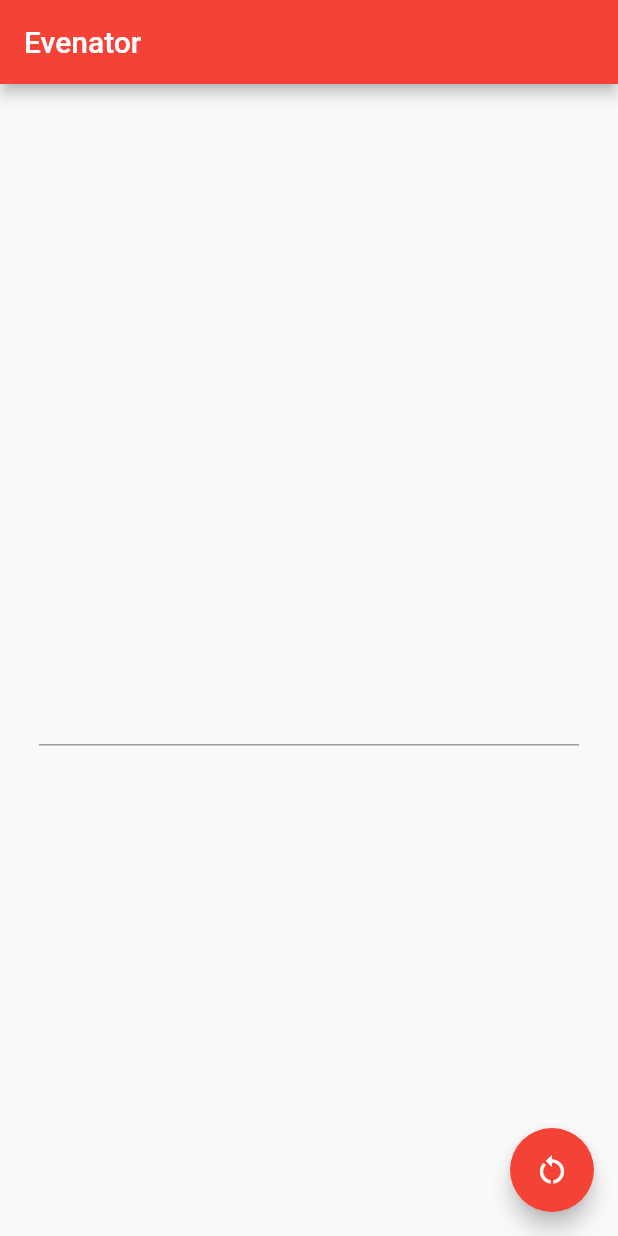
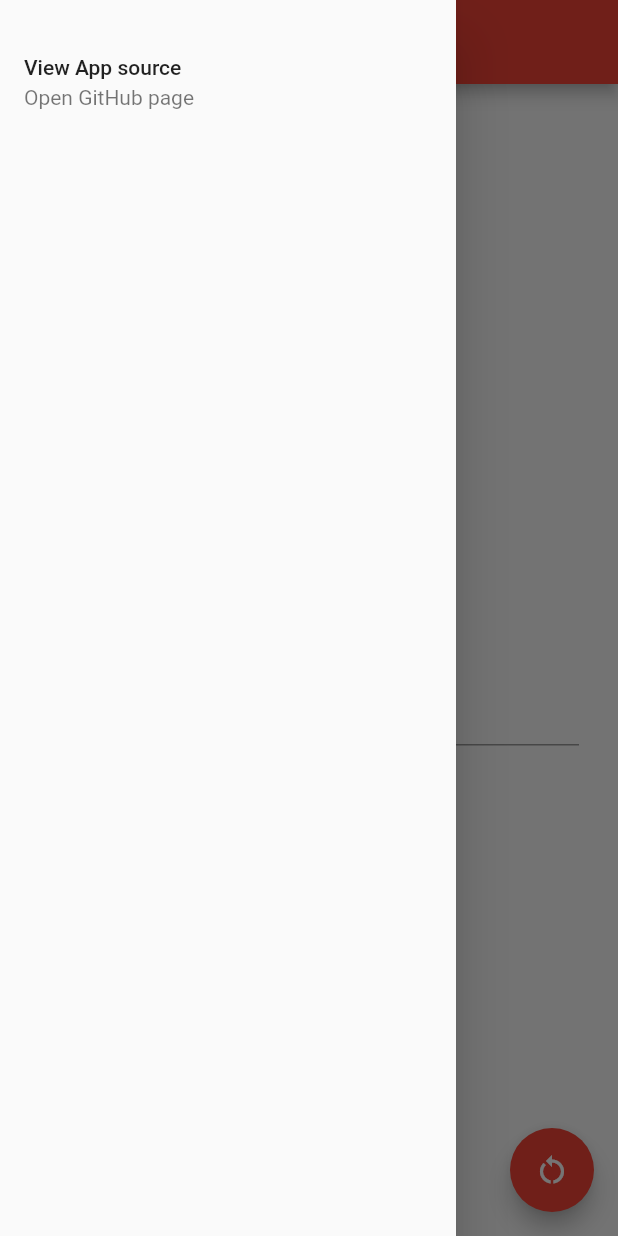
Before and after one commit to Tahaan/careful_even_checker, a Flutter app: the screen it shows after launch, with the side drawer open (before the commit the screen has no drawer), on a phone screen of 412 x 824 dp. Run offline on Flutter 3.47's test engine with Material 2 defaults, Android fonts, the phone set to English and light mode, and no system bars.

Commit message:
Added a menu with option to view source

```diff
--- a/lib/main.dart
+++ b/lib/main.dart
@@ -1,6 +1,7 @@
 import 'dart:async';
 
 import 'package:evenator/core/checker.dart';
+import 'package:evenator/widgets.dart';
 import 'package:flutter/material.dart';
 
 void main() {
@@ -61,6 +62,7 @@ class _MyHomePageState extends State<MyHomePage> with WidgetsBindingObserver {
       appBar: AppBar(
         title: Text('Evenator'),
       ),
+      drawer: MainMenu(),
       body: Center(
         child: Stack(
           children: [
--- /dev/null
+++ b/lib/widgets.dart
@@ -0,0 +1,32 @@
+import 'package:flutter/material.dart';
+import 'package:url_launcher/url_launcher.dart';
+
+const String GITHUB_URL = '';
+
+class MainMenu extends StatelessWidget {
+  @override
+  Widget build(BuildContext context) {
+    return SafeArea(
+      child: Drawer(
+        child: SingleChildScrollView(
+          child: Padding(
+            padding: const EdgeInsets.symmetric(vertical: 18.0),
+            child: Column(
+              children: [
+                ListTile(
+                  onTap: goToGithub,
+                  title: Text('View App source'),
+                  subtitle: Text('Open GitHub page'),
+                )
+              ],
+            ),
+          ),
+        ),
+      ),
+    );
+  }
+
+  Future<void> goToGithub() async {
+    launch(GITHUB_URL);
+  }
+}
--- a/pubspec.yaml
+++ b/pubspec.yaml
@@ -11,6 +11,7 @@ environment:
 dependencies:
   flutter:
     sdk: flutter
+  url_launcher: ^6.0.3
 
   cupertino_icons: ^1.0.2
 
```
Also changed, not shown: pubspec.lock.
